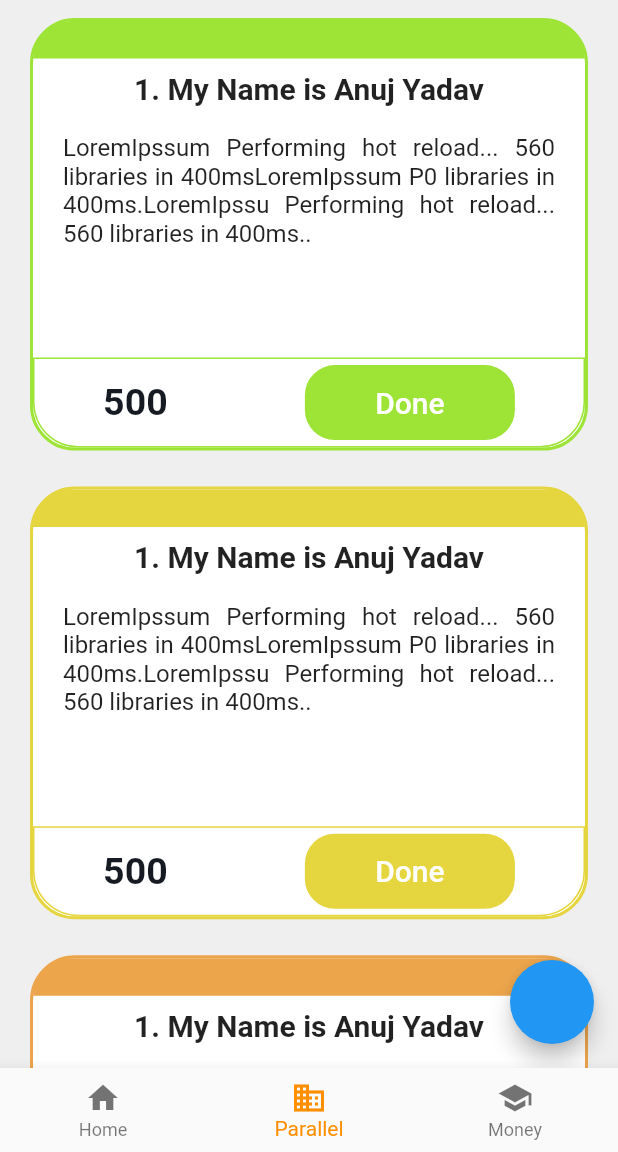
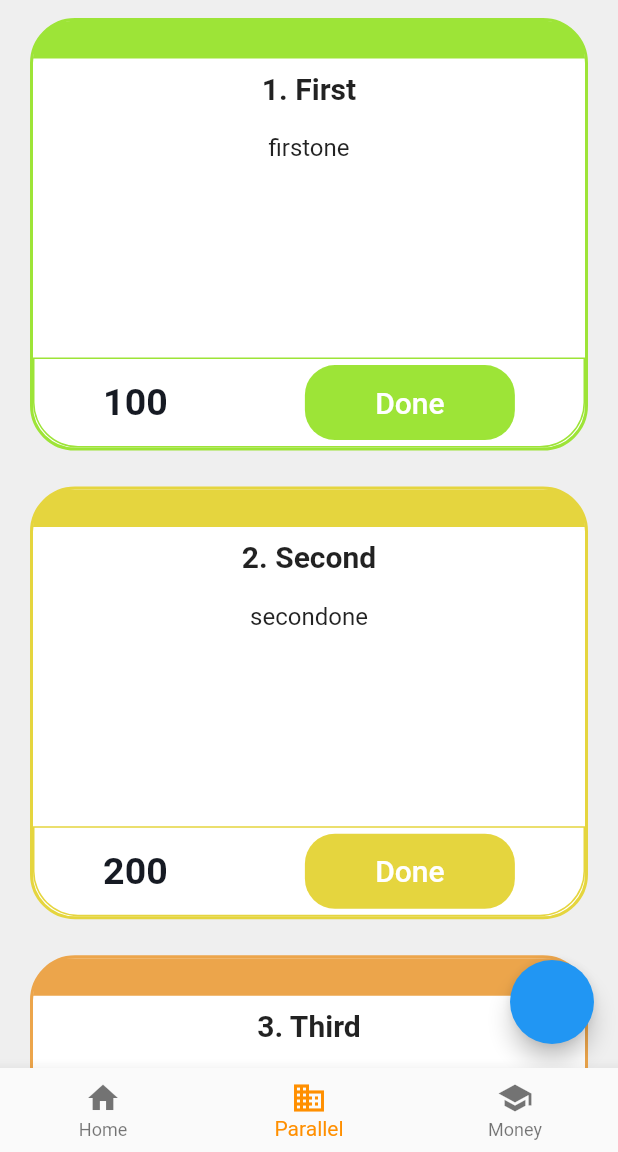
Before and after one commit to anuj9665/respawn, a Flutter app: the screen it shows after launch, item 2 of the bottom bar chosen, on a phone screen of 412 x 824 dp, the part 84-1236 px from its top. Run offline on Flutter 3.47's test engine with Material 2 defaults, Android fonts, the phone set to English and light mode, and no system bars.

Commit message:
Provider Model Home and Parallel done

```diff
--- a/lib/main.dart
+++ b/lib/main.dart
@@ -1,4 +1,8 @@
 import 'package:flutter/material.dart';
+import 'package:provider/provider.dart';
+import 'package:respawn/controller/mission_provider.dart';
+import 'package:respawn/controller/parallel_provider.dart';
+import 'package:respawn/model/missions.dart';
 import 'package:respawn/view/home_page.dart';
 
 void main() {
@@ -10,9 +14,19 @@ class Respawn extends StatelessWidget {
 
   @override
   Widget build(BuildContext context) {
-    return const MaterialApp(
-      debugShowCheckedModeBanner: false,
-      home: HomePage(),
+    return MultiProvider(
+      providers: [
+        ChangeNotifierProvider<MissionProvider>(
+          create: (context) => MissionProvider(),
+        ),
+        ChangeNotifierProvider<ParallelMissionProvider>(
+          create: (context) => ParallelMissionProvider(),
+        )
+      ],
+      child: const MaterialApp(
+        debugShowCheckedModeBanner: false,
+        home: HomePage(),
+      ),
     );
   }
 }
--- /dev/null
+++ b/lib/model/missions.dart
@@ -0,0 +1,12 @@
+import 'package:flutter/cupertino.dart';
+import 'package:respawn/utils/enums/difficulty_level.dart';
+
+class Mission{
+  int serialNumber;
+  String title;
+  String desc;
+  Level level;
+  int reward;
+
+  Mission({required this.serialNumber, required this.title, required this.desc, required this.level, required this.reward});
+}
--- /dev/null
+++ b/lib/model/parallel_mission.dart
@@ -0,0 +1,10 @@
+import 'package:respawn/utils/enums/difficulty_level.dart';
+
+class ParallelMissions {
+  String title;
+  String description;
+  Level rating;
+  int reward;
+
+  ParallelMissions({required this.title, required this.description, required this.rating, required this.reward});
+}
--- a/lib/utils/colors.dart
+++ b/lib/utils/colors.dart
@@ -7,10 +7,14 @@ Color kPrimaryGreenColor = Color(0xff51CBC4);
 Color kBackgroundWhiteColor = Color(0xffEFEFEF);
 Color kDarkGoldColor = Color(0xffffcc11);
 
+List<Color> colorList = [
+  Color(0xff9DE437),
+  Color(0xffE5D53E),
+  Color(0xffECA54B),
+  Color(0xffE43737),
+];
 
-List<Color> colorList = [
-      Color(0xff9DE437),
-      Color(0xffE5D53E),
-      Color(0xffECA54B),
-      Color(0xffE43737),
-    ];
+Color easy = Color(0xff9DE437);
+Color medium = Color(0xffE5D53E);
+Color hard =  Color(0xffECA54B);
+Color superHard =  Color(0xffE43737);
--- /dev/null
+++ b/lib/utils/enums/difficulty_level.dart
@@ -0,0 +1,7 @@
+enum Level{
+  easy,
+  medium,
+  hard,
+  superHard,
+  extraReward
+}
--- a/lib/view/home_page.dart
+++ b/lib/view/home_page.dart
@@ -19,6 +19,10 @@ class _HomePageState extends State<HomePage> {
 
     HomeScreen(),
     ParallelScreen(),
+    // Text(
+    //   'Index 3: Parallel',
+    //   style: optionStyle,
+    // ),
     Text(
       'Index 3: Money',
       style: optionStyle,
--- a/lib/view/parallel_screen.dart
+++ b/lib/view/parallel_screen.dart
@@ -1,26 +1,59 @@
 import 'package:flutter/material.dart';
+import 'package:provider/provider.dart';
+import 'package:respawn/controller/mission_provider.dart';
+import 'package:respawn/controller/parallel_provider.dart';
+import 'package:respawn/model/parallel_mission.dart';
 import 'package:respawn/utils/colors.dart';
+import 'package:respawn/utils/enums/difficulty_level.dart';
 import 'package:respawn/view/widgets/goal_cards.dart';
 
-class ParallelScreen extends StatelessWidget {
-  const ParallelScreen({ Key? key }) : super(key: key);
+class ParallelScreen extends StatefulWidget {
+  const ParallelScreen({Key? key}) : super(key: key);
+
+  @override
+  State<ParallelScreen> createState() => _ParallelScreenState();
+}
+
+class _ParallelScreenState extends State<ParallelScreen> {
+  late ParallelMissionProvider parallelMissionProvider;
+
+  @override
+  void didChangeDependencies() {
+    parallelMissionProvider =
+        Provider.of<ParallelMissionProvider>(context, listen: false);
+
+        parallelMissionProvider.addParallelTask("First", "firstone", Level.easy, 100);
+    parallelMissionProvider.addParallelTask("Second", "secondone", Level.medium, 200);
+    parallelMissionProvider.addParallelTask("Third", "thirdone", Level.hard, 300);
+    parallelMissionProvider.addParallelTask("Fourth", "last", Level.superHard, 400);
+    super.didChangeDependencies();
+  }
 
   @override
   Widget build(BuildContext context) {
-  final size = MediaQuery.of(context).size;
-   return Scaffold(
+    final size = MediaQuery.of(context).size;
+    return Scaffold(
       body: Container(
         color: kBackgroundWhiteColor,
         height: size.height,
         width: size.width,
         child: ListView.builder(
           itemBuilder: (context, index) {
-            return GoalCards(size: size, index: index);
+            return GoalCards(index: index,
+            title: parallelMissionProvider.parallelList[index].title,
+            desc: parallelMissionProvider.parallelList[index].description,
+            rating: parallelMissionProvider.parallelList[index].rating,
+            reward: parallelMissionProvider.parallelList[index].reward,
+            serialNumber: index+1,
+
+            );
           },
-          itemCount:4,
+          itemCount: parallelMissionProvider.parallelList.length,
         ),
       ),
-      floatingActionButton: FloatingActionButton(onPressed: (){},),
+      floatingActionButton: FloatingActionButton(
+        onPressed: () {},
+      ),
     );
   }
 }
--- a/lib/view/widgets/goal_cards.dart
+++ b/lib/view/widgets/goal_cards.dart
@@ -1,25 +1,35 @@
 import 'package:flutter/material.dart';
 import 'package:respawn/utils/colors.dart';
+import 'package:respawn/utils/enums/difficulty_level.dart';
 
-class GoalCards extends StatelessWidget {
+class GoalCards extends StatefulWidget {
   const GoalCards({
     Key? key,
-    required this.size,
-    required this.index,
+    required this.index, required this.serialNumber, required this.title, required this.desc, required this.rating, required this.reward,
   }) : super(key: key);
 
-  final Size size;
   final int index;
+    final int serialNumber;
+  final String title;
+  final String desc;
+  final Level rating;
+  final int reward;
 
   @override
+  State<GoalCards> createState() => _GoalCardsState();
+}
+
+class _GoalCardsState extends State<GoalCards> {
+  @override
   Widget build(BuildContext context) {
+    final Size size = MediaQuery.of(context).size;
     return Container(
         margin: const EdgeInsets.symmetric(vertical: 12, horizontal: 20),
         height: size.height * 0.35,
         width: size.width,
         decoration: BoxDecoration(
           borderRadius: BorderRadius.circular(30),
-          border: Border.all(color: colorList[index % 4], width: 2),
+          border: Border.all(color: colorList[widget.index % 4], width: 2),
           color: Colors.white,
         ),
         child: Column(
@@ -27,7 +37,7 @@ class GoalCards extends StatelessWidget {
             Container(
               height: 25,
               decoration: BoxDecoration(
-                  color: colorList[index % 4],
+                  color: colorList[widget.index % 4],
                   borderRadius: BorderRadius.only(
                       topLeft: Radius.circular(30),
                       topRight: Radius.circular(30))),
@@ -38,8 +48,8 @@ class GoalCards extends StatelessWidget {
               // color: Colors.green,
               child: Center(
                   child: Text(
-                "1. My Name is Anuj Yadav",
-                style: TextStyle(
+                "${widget.serialNumber}. ${widget.title}",
+                style: const TextStyle(
                   fontWeight: FontWeight.w700,
                   fontSize: 20,
                 ),
@@ -50,9 +60,8 @@ class GoalCards extends StatelessWidget {
                 padding: EdgeInsets.symmetric(horizontal: 20, vertical: 10),
                 color: Colors.white,
                 child: Text(
-                  "LoremIpssum Performing hot reload...  560 libraries in 400msLoremIpssum P0 libraries in 400ms.LoremIpssu Performing hot reload...  560 libraries in 400ms..",
-                  style:
-                      TextStyle(overflow: TextOverflow.fade, fontSize: 16),
+                  widget.desc,
+                  style: const TextStyle(overflow: TextOverflow.fade, fontSize: 16),
                   textAlign: TextAlign.justify,
                 ),
               ),
@@ -63,14 +72,14 @@ class GoalCards extends StatelessWidget {
                       bottomLeft: Radius.circular(30),
                       bottomRight: Radius.circular(30)),
                   border: Border.all(
-                    color: colorList[index % 4],
+                    color: colorList[widget.index % 4],
                   )),
               height: 60,
               child: Row(
                 mainAxisAlignment: MainAxisAlignment.spaceAround,
                 children: [
                   Text(
-                    "500",
+                    widget.reward.toString(),
                     style: TextStyle(
                         color: kPrimaryBlackColor,
                         fontWeight: FontWeight.w700,
@@ -81,8 +90,8 @@ class GoalCards extends StatelessWidget {
                     width: 140,
                     decoration: BoxDecoration(
                         borderRadius: BorderRadius.circular(20),
-                        color: colorList[index % 4]),
-                    child: Center(
+                        color: colorList[widget.index % 4]),
+                    child: const Center(
                       child: Text(
                         "Done",
                         style: TextStyle(
--- a/pubspec.yaml
+++ b/pubspec.yaml
@@ -34,6 +34,7 @@ dependencies:
   # The following adds the Cupertino Icons font to your application.
   # Use with the CupertinoIcons class for iOS style icons.
   cupertino_icons: ^1.0.2
+  provider: ^6.0.1
 
 dev_dependencies:
   flutter_test:
```
Also changed, not shown: lib/controller/mission_provider.dart (added, +28 -0 lines), lib/controller/parallel_provider.dart (added, +21 -0 lines), lib/view/home_screen.dart (+32 -4 lines), lib/view/sub_mission_screen.dart (+29 -29 lines), lib/view/widgets/mission_cards.dart (+21 -5 lines), pubspec.lock.
